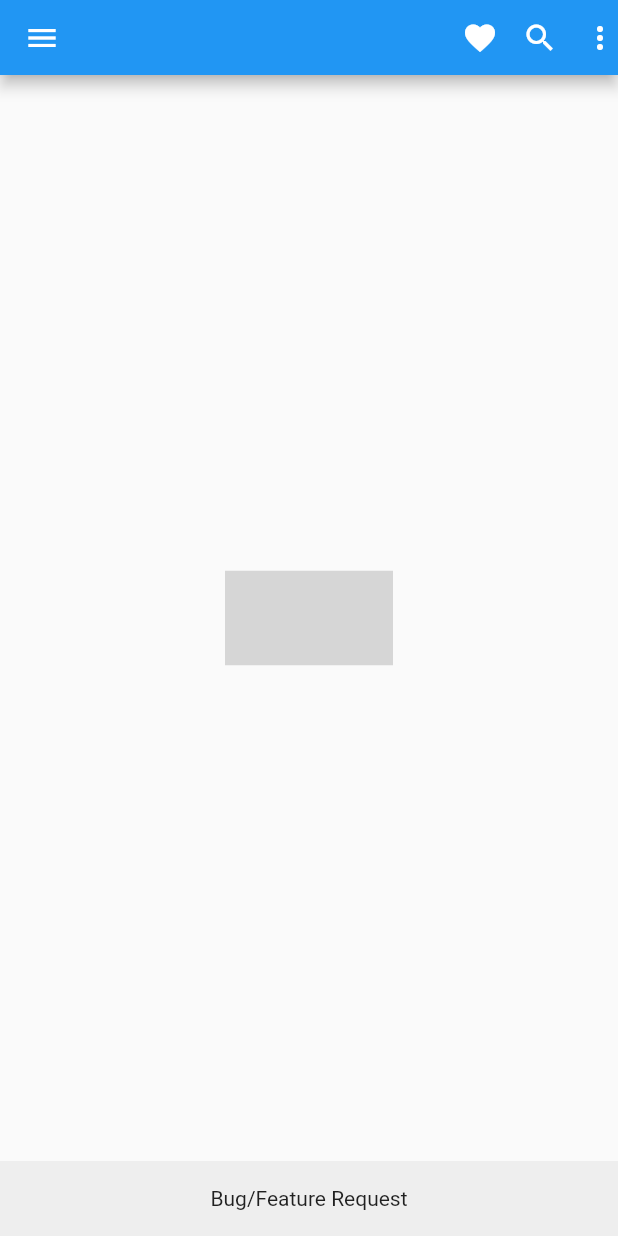
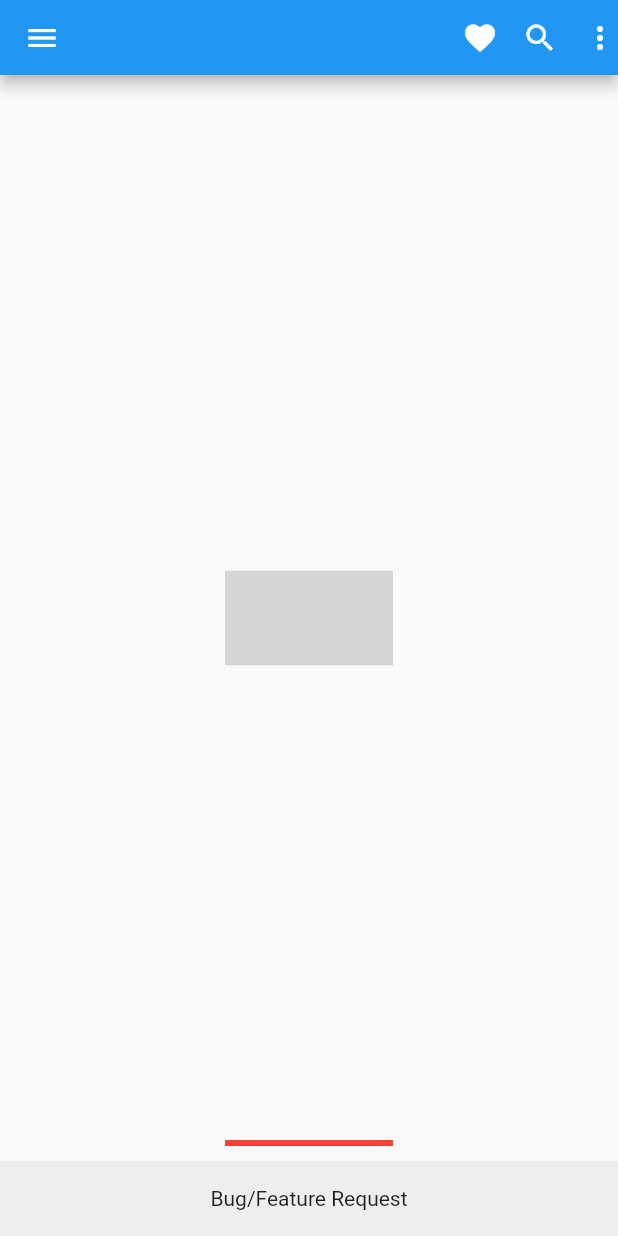
Before and after one commit to PrimeTimeTran/semantics, a Flutter app: the screen it shows after launch, in the side drawer, after a tap on "Feed", on a phone screen of 412 x 824 dp. Run offline on Flutter 3.47's test engine with Material 2 defaults, Android fonts, the light colour scheme and no system bars; drawn by our look-alikes of video_player; our stand-ins replace faker, firebase_analytics, firebase_auth, firebase_core; missing offline and left inert: dart:html; accounts and stored records are empty; network calls fail; grey boxes are pictures that could not be loaded.

Commit message:
Add auto playing videos to feed page

```diff
--- a/lib/screens/feed.dart
+++ b/lib/screens/feed.dart
@@ -1,42 +1,6 @@
 import 'package:flutter/material.dart';
-import 'dart:async';
 
-import 'package:video_player/video_player.dart';
-
-List mediaUrls = [
-  // 9:16
-  'https://assets.mixkit.co/videos/preview/mixkit-man-runs-past-ground-level-shot-32809-large.mp4',
-  'https://assets.mixkit.co/videos/preview/mixkit-red-frog-on-a-log-1487-large.mp4',
-  'https://assets.mixkit.co/videos/preview/mixkit-woman-running-above-the-camera-on-a-running-track-32807-large.mp4',
-  'https://assets.mixkit.co/videos/preview/mixkit-two-avenues-with-many-cars-traveling-at-night-34562-large.mp4',
-  'https://assets.mixkit.co/videos/preview/mixkit-under-a-peripheral-road-with-two-avenues-on-the-sides-34560-large.mp4',
-  'https://assets.mixkit.co/videos/preview/mixkit-city-traffic-on-bridges-and-streets-34565-large.mp4',
-  'https://assets.mixkit.co/videos/preview/mixkit-womans-silhouette-walking-on-the-beach-at-sunset-1214-large.mp4',
-  'https://assets.mixkit.co/videos/preview/mixkit-portrait-of-a-woman-in-a-pool-1259-large.mp4',
-  'https://assets.mixkit.co/videos/preview/mixkit-a-woman-walking-on-the-beach-on-a-sunny-day-1208-large.mp4',
-  'https://assets.mixkit.co/videos/preview/mixkit-womans-portrait-wearing-a-bikini-at-the-beach-1215-large.mp4',
-  'https://assets.mixkit.co/videos/preview/mixkit-a-woman-in-a-bikini-in-front-of-a-tiled-1263-large.mp4',
-  'https://assets.mixkit.co/videos/preview/mixkit-basketball-player-dribbling-then-dunking-2285-large.mp4',
-  'https://assets.mixkit.co/videos/preview/mixkit-basketballs-being-shot-in-a-street-rink-2286-large.mp4',
-  'https://assets.mixkit.co/videos/preview/mixkit-circuit-board-2381-large.mp4',
-  'https://assets.mixkit.co/videos/preview/mixkit-woman-walking-by-a-pool-3157-large.mp4',
-  'https://assets.mixkit.co/videos/preview/mixkit-woman-sitting-on-the-edge-of-a-pool-3158-large.mp4',
-  'https://assets.mixkit.co/videos/preview/mixkit-machinery-of-a-very-close-watch-3673-large.mp4',
-  'https://assets.mixkit.co/videos/preview/mixkit-mist-at-the-base-of-a-snowy-mountain-3308-large.mp4',
-  'https://assets.mixkit.co/videos/preview/mixkit-snow-falling-in-a-pine-forest-3352-large.mp4',
-  'https://assets.mixkit.co/videos/preview/mixkit-old-street-at-night-3456-large.mp4',
-  'https://assets.mixkit.co/videos/preview/mixkit-woman-sitting-reading-in-pajamas-4950-large.mp4',
-  'https://assets.mixkit.co/videos/preview/mixkit-young-sportsman-jumping-rope-at-home-5050-large.mp4',
-  'https://assets.mixkit.co/videos/preview/mixkit-domino-effect-on-dark-background-5253-large.mp4',
-  'https://assets.mixkit.co/videos/preview/mixkit-man-playing-with-a-tower-of-poker-chips-5251-large.mp4',
-  'https://assets.mixkit.co/videos/preview/mixkit-candies-in-a-waffle-cone-on-a-yellow-background-10368-large.mp4',
-  'https://assets.mixkit.co/videos/preview/mixkit-hand-holding-a-rubik-cube-that-seems-to-melt-on-13765-large.mp4',
-
-  // 16:9
-  // 'https://assets.mixkit.co/videos/preview/mixkit-beach-front-with-children-playing-2176-large.mp4',
-  // 'https://assets.mixkit.co/videos/preview/mixkit-one-on-one-basketball-game-751-large.mp4',
-  // 'https://flutter.github.io/assets-for-api-docs/assets/videos/bee.mp4',
-];
+import 'package:semantic/widgets/video_content.dart';
 
 class Feed extends StatefulWidget {
   const Feed({super.key});
@@ -46,73 +10,10 @@ class Feed extends StatefulWidget {
 }
 
 class _FeedState extends State<Feed> {
-  late VideoPlayerController _controller;
-
-  @override
-  void initState() {
-    super.initState();
-    mediaUrls.shuffle();
-    _controller = VideoPlayerController.network(mediaUrls[0])
-      ..initialize().then((_) {
-        _controller.addListener(() {
-          checkDone();
-        });
-        setState(() {});
-      });
-    Future.delayed(const Duration(milliseconds: 500), () {
-      _controller.setVolume(0);
-    });
-    _controller.play();
-  }
-
-  @override
-  void dispose() {
-    _controller.pause().then((_) {
-      _controller.dispose();
-    });
-    super.dispose();
-  }
-
-  checkDone() {
-    bool done = !_controller.value.isPlaying &&
-        _controller.value.isInitialized &&
-        (_controller.value.duration == _controller.value.position);
-    if (done) {
-      print('Done');
-      mediaUrls.shuffle();
-      _startVideoPlayer(mediaUrls[0]);
-      setState(() {});
-    }
-  }
-
-  void _initController(String link) {
-    _controller = VideoPlayerController.network(link)
-      ..initialize().then((_) {
-        setState(() {});
-        _controller.addListener(() {
-          checkDone();
-        });
-        _controller.play();
-      });
-  }
-
-  Future<void> _startVideoPlayer(String link) async {
-    if (_controller.value.isInitialized) {
-      await _controller.dispose();
-    }
-
-    _initController(link);
-  }
 
   @override
   Widget build(BuildContext context) {
-    return Center(
-      child: _controller.value.isInitialized
-          ? AspectRatio(
-              aspectRatio: _controller.value.aspectRatio,
-              child: VideoPlayer(_controller),
-            )
-          : Container(),
-    );
+    return Center(child: const VideoContent());
+
   }
 }
--- /dev/null
+++ b/lib/widgets/video_content.dart
@@ -0,0 +1,190 @@
+import 'package:flutter/material.dart';
+
+import 'package:video_player/video_player.dart';
+
+List mediaUrls = [
+  // 9:16
+  'https://assets.mixkit.co/videos/preview/mixkit-man-runs-past-ground-level-shot-32809-large.mp4',
+  'https://assets.mixkit.co/videos/preview/mixkit-red-frog-on-a-log-1487-large.mp4',
+  'https://assets.mixkit.co/videos/preview/mixkit-woman-running-above-the-camera-on-a-running-track-32807-large.mp4',
+  'https://assets.mixkit.co/videos/preview/mixkit-two-avenues-with-many-cars-traveling-at-night-34562-large.mp4',
+  'https://assets.mixkit.co/videos/preview/mixkit-under-a-peripheral-road-with-two-avenues-on-the-sides-34560-large.mp4',
+  'https://assets.mixkit.co/videos/preview/mixkit-city-traffic-on-bridges-and-streets-34565-large.mp4',
+  'https://assets.mixkit.co/videos/preview/mixkit-womans-silhouette-walking-on-the-beach-at-sunset-1214-large.mp4',
+  'https://assets.mixkit.co/videos/preview/mixkit-portrait-of-a-woman-in-a-pool-1259-large.mp4',
+  'https://assets.mixkit.co/videos/preview/mixkit-a-woman-walking-on-the-beach-on-a-sunny-day-1208-large.mp4',
+  'https://assets.mixkit.co/videos/preview/mixkit-womans-portrait-wearing-a-bikini-at-the-beach-1215-large.mp4',
+  'https://assets.mixkit.co/videos/preview/mixkit-a-woman-in-a-bikini-in-front-of-a-tiled-1263-large.mp4',
+  'https://assets.mixkit.co/videos/preview/mixkit-basketball-player-dribbling-then-dunking-2285-large.mp4',
+  'https://assets.mixkit.co/videos/preview/mixkit-basketballs-being-shot-in-a-street-rink-2286-large.mp4',
+  'https://assets.mixkit.co/videos/preview/mixkit-circuit-board-2381-large.mp4',
+  'https://assets.mixkit.co/videos/preview/mixkit-woman-walking-by-a-pool-3157-large.mp4',
+  'https://assets.mixkit.co/videos/preview/mixkit-woman-sitting-on-the-edge-of-a-pool-3158-large.mp4',
+  'https://assets.mixkit.co/videos/preview/mixkit-machinery-of-a-very-close-watch-3673-large.mp4',
+  'https://assets.mixkit.co/videos/preview/mixkit-mist-at-the-base-of-a-snowy-mountain-3308-large.mp4',
+  'https://assets.mixkit.co/videos/preview/mixkit-snow-falling-in-a-pine-forest-3352-large.mp4',
+  'https://assets.mixkit.co/videos/preview/mixkit-old-street-at-night-3456-large.mp4',
+  'https://assets.c.co/videos/preview/mixkit-woman-sitting-reading-in-pajamas-4950-large.mp4',
+  'https://assets.mixkit.co/videos/preview/mixkit-young-sportsman-jumping-rope-at-home-5050-large.mp4',
+  'https://assets.mixkit.co/videos/preview/mixkit-domino-effect-on-dark-background-5253-large.mp4',
+  'https://assets.mixkit.co/videos/preview/mixkit-man-playing-with-a-tower-of-poker-chips-5251-large.mp4',
+  'https://assets.mixkit.co/videos/preview/mixkit-candies-in-a-waffle-cone-on-a-yellow-background-10368-large.mp4',
+  'https://assets.mixkit.co/videos/preview/mixkit-hand-holding-a-rubik-cube-that-seems-to-melt-on-13765-large.mp4',
+  'https://assets.mixkit.co/videos/preview/mixkit-artist-painting-an-abstract-portrait-5271-large.mp4',
+  'https://assets.mixkit.co/videos/preview/mixkit-portrait-of-a-ballerina-in-ballet-pose-40162-large.mp4',
+  'https://assets.mixkit.co/videos/preview/mixkit-portrait-man-on-a-call-working-in-an-office-44748-large.mp4',
+  'https://assets.mixkit.co/videos/preview/mixkit-girl-on-a-ladder-plays-the-guitar-and-smiles-straight-13759-large.mp4',
+
+  // 16:9
+  // 'https://assets.mixkit.co/videos/preview/mixkit-beach-front-with-children-playing-2176-large.mp4',
+  // 'https://assets.mixkit.co/videos/preview/mixkit-one-on-one-basketball-game-751-large.mp4',
+  // 'https://flutter.github.io/assets-for-api-docs/assets/videos/bee.mp4',
+];
+
+class VideoContent extends StatefulWidget {
+  const VideoContent(
+      {Key? key, this.index = 0, this.id = '0', this.discover = false})
+      : super(key: key);
+  final String id;
+  final int index;
+  final bool discover;
+
+  @override
+  State<VideoContent> createState() => _VideoContentState();
+}
+
+class _VideoContentState extends State<VideoContent> {
+  late VideoPlayerController _controller;
+  @override
+  void initState() {
+    super.initState();
+    configVideo();
+  }
+
+  @override
+  void dispose() {
+    _controller.pause();
+    _controller.dispose();
+    super.dispose();
+  }
+
+  void configVideo() {
+    mediaUrls.shuffle();
+    final url = mediaUrls[0];
+    _controller = VideoPlayerController.network(url)
+      ..initialize().then((_) {
+        _controller.addListener(() {
+          checkDone();
+        });
+        setState(() {});
+      });
+    Future.delayed(const Duration(milliseconds: 500), () {
+      _controller.setVolume(0);
+    });
+    _controller.play();
+  }
+
+  void checkDone() {
+    if (_controller.value.position ==
+        const Duration(seconds: 0, minutes: 0, hours: 0)) {
+      debugPrint('video Started');
+    }
+
+    if (!_controller.value.isPlaying &&
+        _controller.value.duration == _controller.value.position) {
+      debugPrint('video Ended');
+      mediaUrls.shuffle();
+      _startVideoPlayer(mediaUrls[0]);
+      setState(() {});
+    }
+  }
+
+  void _initController(String link) {
+    _controller = VideoPlayerController.network(link)
+      ..initialize().then((_) {
+        setState(() {});
+        _controller.addListener(() {
+          checkDone();
+        });
+        _controller.play();
+      });
+  }
+
+  Future<void> _startVideoPlayer(String link) async {
+    if (_controller.value.isInitialized) {
+      await _controller.dispose();
+    }
+
+    _initController(link);
+  }
+
+  @override
+  Widget build(BuildContext context) {
+    final width = MediaQuery.of(context).size.width;
+    final height = MediaQuery.of(context).size.height;
+
+    return GestureDetector(
+      onTap: () {
+        _controller.value.isPlaying ? _controller.pause() : _controller.play();
+      },
+      child: Container(
+        width: width,
+        height: height,
+        child: Stack(
+          children: [
+            _controller.value.isInitialized
+                ? _controller.value.aspectRatio < 1.0
+                    ? SizedBox(
+                        height: height,
+                        width: width,
+                        child: VideoPlayer(_controller),
+                      )
+                    : Align(
+                        child: AspectRatio(
+                          aspectRatio: _controller.value.aspectRatio,
+                          child: VideoPlayer(_controller),
+                        ),
+                      )
+                : Container(),
+            Container(
+              width: width,
+              height: height,
+              alignment: Alignment.bottomCenter,
+              color: Colors.transparent,
+              child: Column(
+                mainAxisAlignment: MainAxisAlignment.spaceBetween,
+                children: [
+                  Row(
+                    children: [
+                      if (widget.discover)
+                        GestureDetector(
+                          onTap: () => Navigator.pop(context),
+                          child: Padding(
+                            padding: const EdgeInsets.only(left: 20, top: 20),
+                            child: Column(
+                              children: const [
+                                Icon(Icons.arrow_back),
+                              ],
+                            ),
+                          ),
+                        )
+                    ],
+                  ),
+                  if (_controller.value.isInitialized)
+                    VideoProgressIndicator(
+                      _controller,
+                      allowScrubbing: true,
+                      colors: const VideoProgressColors(
+                          backgroundColor: Colors.red,
+                          bufferedColor: Colors.black,
+                          playedColor: Colors.blue),
+                    ),
+                ],
+              ),
+            ),
+          ],
+        ),
+      ),
+    );
+  }
+}
```
Also changed, not shown: 2 other files.
